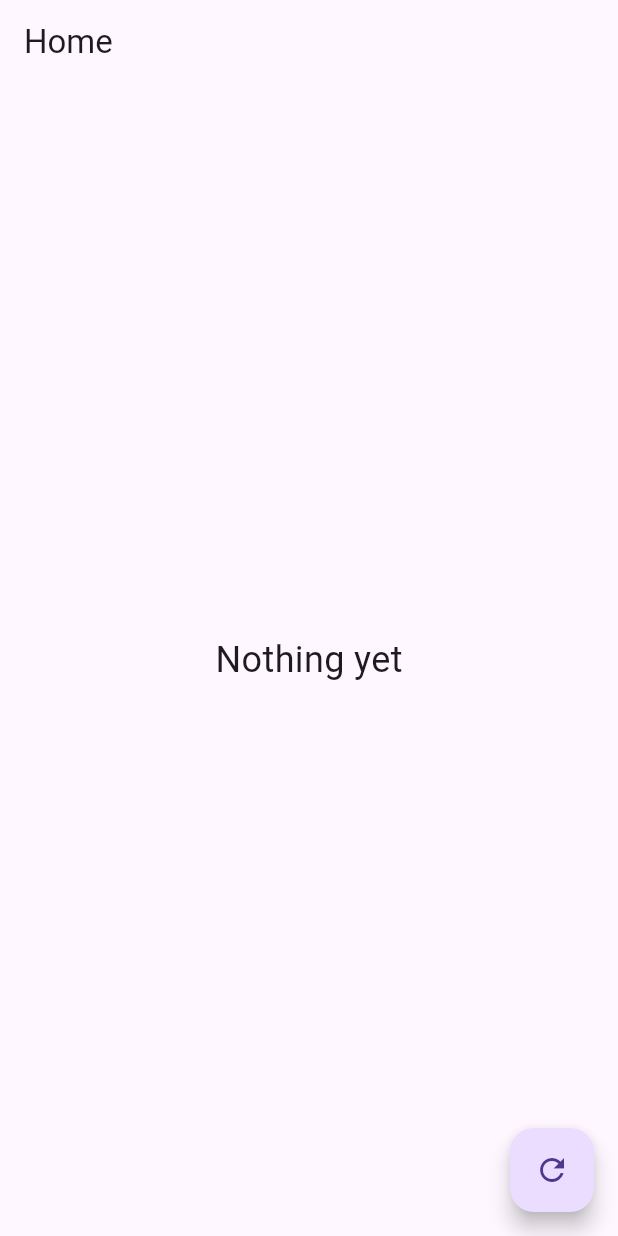
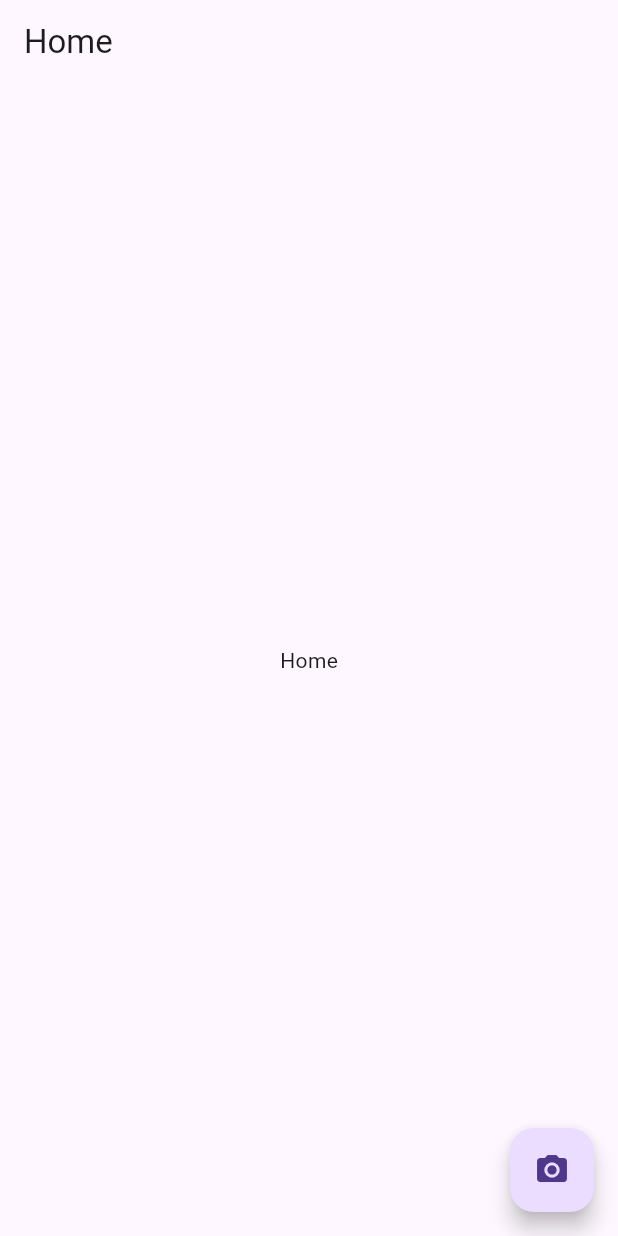
Before and after one commit to Claymore-Oleg/food_ai_app, a Flutter app: the screen it shows after launch, on a phone screen of 412 x 824 dp. Run offline on Flutter 3.47's test engine with Material 3 defaults, Android fonts, the phone set to English and light mode, and no system bars; our stand-ins replace go_router.

Commit message:
feat: navigation skeleton with go_router and placeholder screens

```diff
--- a/lib/main.dart
+++ b/lib/main.dart
@@ -1,6 +1,12 @@
 import 'package:flutter/material.dart';
 import 'package:provider/provider.dart';
+import 'package:go_router/go_router.dart';
+
 import 'src/view_models/app_view_model.dart';
+import 'src/ui/screens/home_screen.dart';
+import 'src/ui/screens/capture_screen.dart';
+import 'src/ui/screens/result_screen.dart';
+import 'src/ui/screens/history_screen.dart';
 
 void main() {
   runApp(
@@ -16,34 +22,32 @@ class MyApp extends StatelessWidget {
 
   @override
   Widget build(BuildContext context) {
-    return MaterialApp(
+    final _router = GoRouter(
+      routes: [
+        GoRoute(
+          path: '/',
+          builder: (_, __) => const HomeScreen(),
+        ),
+        GoRoute(
+          path: '/capture',
+          builder: (_, __) => const CaptureScreen(),
+        ),
+        GoRoute(
+          path: '/result',
+          builder: (_, __) => const ResultScreen(),
+        ),
+        GoRoute(
+          path: '/history',
+          builder: (_, __) => const HistoryScreen(),
+        ),
+      ],
+    );
+
+    return MaterialApp.router(
       title: 'Food AI',
       debugShowCheckedModeBanner: false,
+      routerConfig: _router,
       theme: ThemeData(useMaterial3: true),
-      home: const PlaceholderScreen(),
     );
   }
 }
-
-class PlaceholderScreen extends StatelessWidget {
-  const PlaceholderScreen({super.key});
-
-  @override
-  Widget build(BuildContext context) {
-    final busy = context.watch<AppViewModel>().busy;
-    return Scaffold(
-      appBar: AppBar(title: const Text('Home')),
-      body: Center(
-        child: Text(
-          busy ? 'Working…' : 'Nothing yet',
-          style: const TextStyle(fontSize: 24),
-        ),
-      ),
-      floatingActionButton: FloatingActionButton(
-        onPressed: () =>
-            context.read<AppViewModel>().setBusy(!busy),
-        child: const Icon(Icons.refresh),
-      ),
-    );
-  }
-}
--- /dev/null
+++ b/lib/src/ui/screens/home_screen.dart
@@ -0,0 +1,18 @@
+import 'package:flutter/material.dart';
+import 'package:go_router/go_router.dart';
+
+class HomeScreen extends StatelessWidget {
+  const HomeScreen({super.key});
+
+  @override
+  Widget build(BuildContext context) {
+    return Scaffold(
+      appBar: AppBar(title: const Text('Home')),
+      body: const Center(child: Text('Home')),
+      floatingActionButton: FloatingActionButton(
+        onPressed: () => context.go('/capture'),
+        child: const Icon(Icons.camera_alt),
+      ),
+    );
+  }
+}
--- a/pubspec.yaml
+++ b/pubspec.yaml
@@ -31,6 +31,7 @@ dependencies:
   flutter:
     sdk: flutter
   provider: ^6.1.1
+  go_router: ^12.0.0
 
   # The following adds the Cupertino Icons font to your application.
   # Use with the CupertinoIcons class for iOS style icons.
```
Also changed, not shown: lib/src/ui/screens/capture_screen.dart (added, +13 -0 lines), lib/src/ui/screens/history_screen.dart (added, +13 -0 lines), lib/src/ui/screens/result_screen.dart (added, +13 -0 lines), pubspec.lock.
